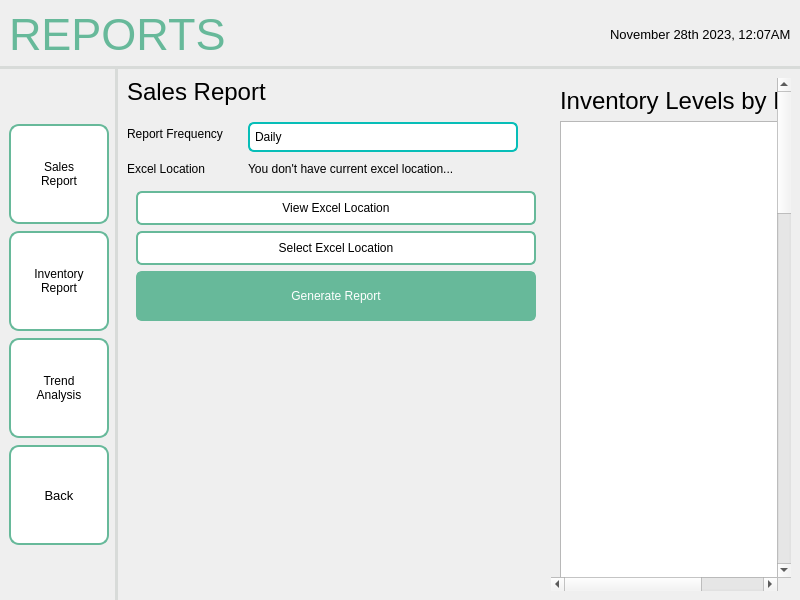
This is screens/ui/admin_ui/admin_reports/report_sales.ui in sehae/POS-with-Inventory-System as Qt 5 draws it before an edit. The edited form follows.
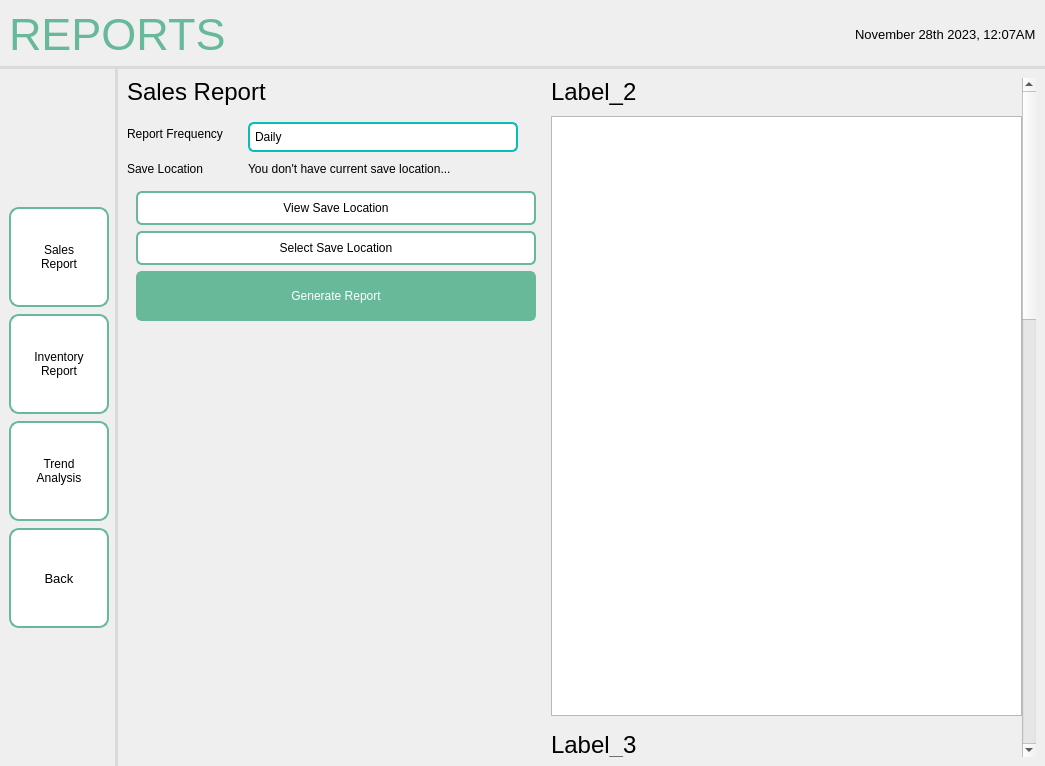
This is the edited form. Icons and pictures are not drawn.

The edit to the form file:
```diff
--- a/screens/ui/admin_ui/admin_reports/report_sales.ui
+++ b/screens/ui/admin_ui/admin_reports/report_sales.ui
@@ -6,8 +6,8 @@
    <rect>
     <x>0</x>
     <y>0</y>
-    <width>800</width>
-    <height>600</height>
+    <width>1045</width>
+    <height>766</height>
    </rect>
   </property>
   <property name="windowTitle">
@@ -473,14 +473,14 @@
                 <item row="1" column="0">
                  <widget class="QLabel" name="filelocLBL">
                   <property name="text">
-                   <string>Excel Location</string>
+                   <string>Save Location</string>
                   </property>
                  </widget>
                 </item>
                 <item row="1" column="1">
                  <widget class="QLabel" name="filelocDISPLAY">
                   <property name="text">
-                   <string>You don't have current excel location...</string>
+                   <string>You don't have current save location...</string>
                   </property>
                  </widget>
                 </item>
@@ -523,7 +523,7 @@
 }</string>
                   </property>
                   <property name="text">
-                   <string>View Excel Location</string>
+                   <string>View Save Location</string>
                   </property>
                  </widget>
                 </item>
@@ -560,7 +560,7 @@
 }</string>
                   </property>
                   <property name="text">
-                   <string>Select Excel Location</string>
+                   <string>Select Save Location</string>
                   </property>
                  </widget>
                 </item>
@@ -657,12 +657,45 @@
              <property name="geometry">
               <rect>
                <x>0</x>
-               <y>-1123</y>
-               <width>401</width>
-               <height>1977</height>
+               <y>0</y>
+               <width>451</width>
+               <height>1980</height>
               </rect>
              </property>
+             <layout class="QVBoxLayout" name="verticalLayout_4">
+              <property name="spacing">
+               <number>15</number>
+              </property>
+              <property name="leftMargin">
+               <number>0</number>
+              </property>
+              <property name="topMargin">
+               <number>0</number>
+              </property>
+              <property name="rightMargin">
+               <number>0</number>
+              </property>
+              <property name="bottomMargin">
+               <number>0</number>
+              </property>
+              <item>
+               <widget class="QWidget" name="widget_4" native="true">
              <layout class="QVBoxLayout" name="verticalLayout_3">
+                 <property name="spacing">
+                  <number>10</number>
+                 </property>
+                 <property name="leftMargin">
+                  <number>0</number>
+                 </property>
+                 <property name="topMargin">
+                  <number>0</number>
+                 </property>
+                 <property name="rightMargin">
+                  <number>0</number>
+                 </property>
+                 <property name="bottomMargin">
+                  <number>0</number>
+                 </property>
               <item>
                <widget class="QLabel" name="label_2">
                 <property name="font">
@@ -671,7 +704,7 @@
                  </font>
                 </property>
                 <property name="text">
-                 <string>Inventory Levels by Products</string>
+                    <string>Label_2</string>
                 </property>
                </widget>
               </item>
@@ -694,6 +727,27 @@
                 </property>
                </widget>
               </item>
+                </layout>
+               </widget>
+              </item>
+              <item>
+               <widget class="QWidget" name="widget_6" native="true">
+                <layout class="QVBoxLayout" name="verticalLayout_7">
+                 <property name="spacing">
+                  <number>10</number>
+                 </property>
+                 <property name="leftMargin">
+                  <number>0</number>
+                 </property>
+                 <property name="topMargin">
+                  <number>0</number>
+                 </property>
+                 <property name="rightMargin">
+                  <number>0</number>
+                 </property>
+                 <property name="bottomMargin">
+                  <number>0</number>
+                 </property>
               <item>
                <widget class="QLabel" name="label_3">
                 <property name="font">
@@ -702,7 +756,7 @@
                  </font>
                 </property>
                 <property name="text">
-                 <string>Inventory Status Overview</string>
+                    <string>Label_3</string>
                 </property>
                </widget>
               </item>
@@ -725,6 +779,27 @@
                 </property>
                </widget>
               </item>
+                </layout>
+               </widget>
+              </item>
+              <item>
+               <widget class="QWidget" name="widget_7" native="true">
+                <layout class="QVBoxLayout" name="verticalLayout_8">
+                 <property name="spacing">
+                  <number>10</number>
+                 </property>
+                 <property name="leftMargin">
+                  <number>0</number>
+                 </property>
+                 <property name="topMargin">
+                  <number>0</number>
+                 </property>
+                 <property name="rightMargin">
+                  <number>0</number>
+                 </property>
+                 <property name="bottomMargin">
+                  <number>0</number>
+                 </property>
               <item>
                <widget class="QLabel" name="label_4">
                 <property name="font">
@@ -733,7 +808,7 @@
                  </font>
                 </property>
                 <property name="text">
-                 <string>Expiry Date Analysis</string>
+                    <string>Label_4</string>
                 </property>
                </widget>
               </item>
@@ -754,6 +829,9 @@
                 <property name="verticalScrollBarPolicy">
                  <enum>Qt::ScrollBarAlwaysOff</enum>
                 </property>
+                  </widget>
+                 </item>
+                </layout>
                </widget>
               </item>
              </layout>
```
Lines whose indentation alone changed are shown as unchanged.
